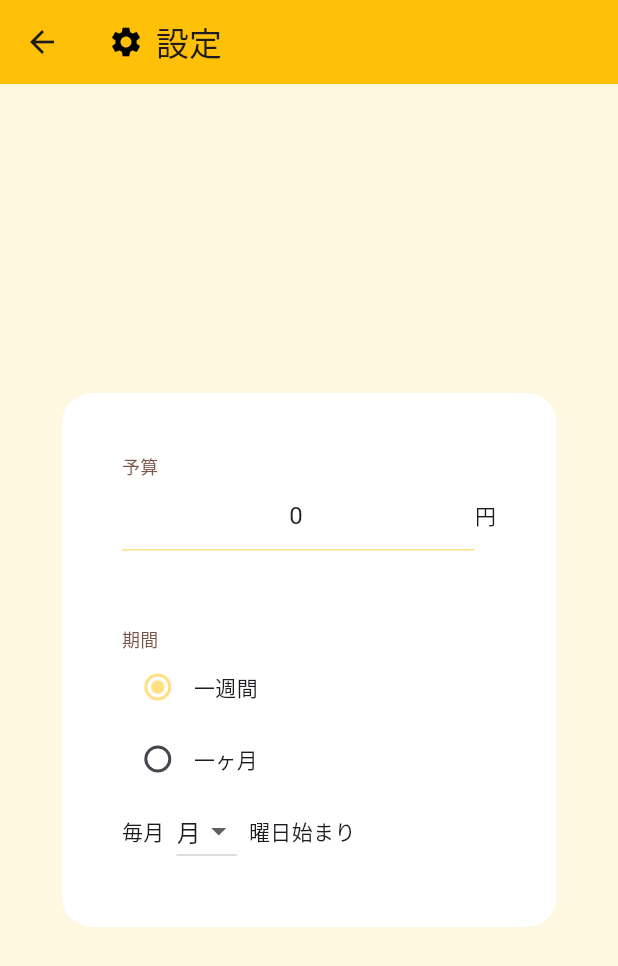
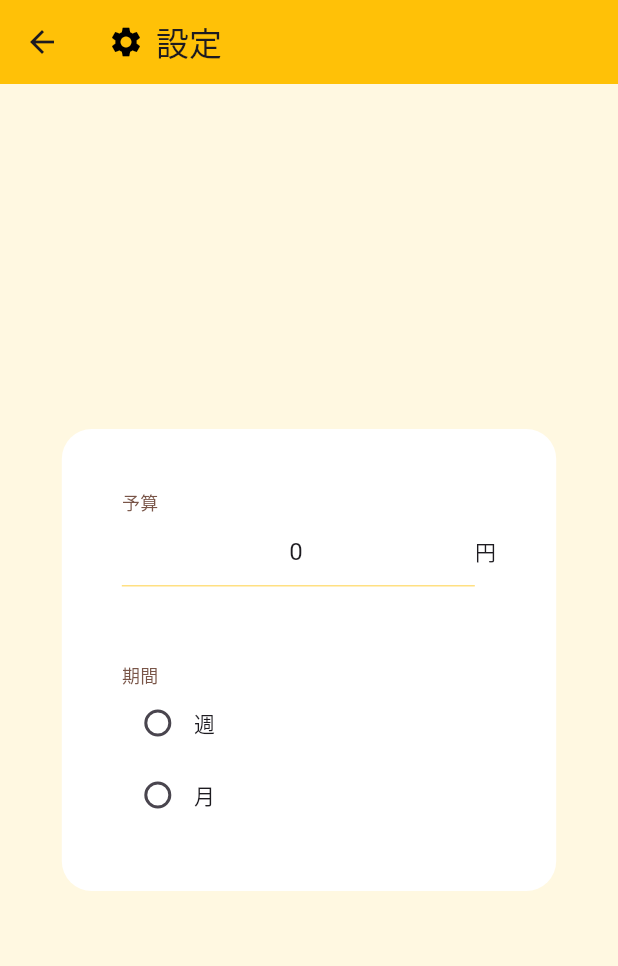
Before and after one commit to wa451/balance_alert, a Flutter app: the screen it shows after launch, after a tap on "設定", on a phone screen of 412 x 824 dp. Shown: the top 966 px of the screen. Run offline on Flutter 3.47's test engine with Material 3 defaults, Android fonts, the phone set to English and light mode, and no system bars; our stand-ins replace shared_preferences; missing offline and left inert: flutter_sharing_intent, google_mlkit_text_recognition.

Commit message:
円グラフの色変更など

```diff
--- a/lib/main.dart
+++ b/lib/main.dart
@@ -272,6 +272,17 @@ class _MyHomePageState extends State<MyHomePage> {
     int i_spent = int.tryParse(spent) ?? 0;
     return '${i_budget - i_spent}円';
   }
+  Color getColorForProgress(double progress) {
+    if (progress <= 0.5) {
+      return Colors.green;
+    } else if (progress <= 0.75) {
+      return Colors.yellow;
+    } else if (progress < 1.0) {
+      return Colors.orange;
+    } else {
+      return Colors.red;
+    }
+  }
 
   String getPeriodText() {
     //期間計算
@@ -367,9 +378,9 @@ class _MyHomePageState extends State<MyHomePage> {
                         height: 180.0,
                         child: CircularProgressIndicator(
                           value: getProgress(),
-                          backgroundColor: Color(0xffFFF8E1), // 背景色を画像に合わせて調整
+                          backgroundColor: Color(0xffFFF8E1),
                           valueColor:
-                              AlwaysStoppedAnimation<Color>(Color(0xffFFD900)),
+                              AlwaysStoppedAnimation<Color>(getColorForProgress(progress)),
                           strokeWidth: 40,
                         ),
                       ),
--- a/lib/setting.dart
+++ b/lib/setting.dart
@@ -136,7 +136,7 @@ class _SettingsScreenState extends State<SettingsScreen> {
                           mainAxisAlignment: MainAxisAlignment.start,
                           children: [
                             Radio<String>(
-                              value: '一週間',
+                              value: '週',
                               groupValue: _selectedPeriod,
                               onChanged: (value) {
                                 setState(() {
@@ -145,14 +145,14 @@ class _SettingsScreenState extends State<SettingsScreen> {
                               },
                               activeColor: Color(0xffFFE082),
                             ),
-                            Text('一週間'),
+                            Text('週'),
                           ],
                         ),
                         Row(
                           mainAxisAlignment: MainAxisAlignment.start,
                           children: [
                             Radio<String>(
-                              value: '一ヶ月',
+                              value: '月',
                               groupValue: _selectedPeriod,
                               onChanged: (value) {
                                 setState(() {
@@ -161,12 +161,12 @@ class _SettingsScreenState extends State<SettingsScreen> {
                               },
                               activeColor: Color(0xffFFE082),
                             ),
-                            Text('一ヶ月'),
+                            Text('月'),
                           ],
                         ),
                       ],
                     ),
-                    if (_selectedPeriod == '一週間')
+                    if (_selectedPeriod == '週')
                       Container(
                         child: Column(
                           children: [
@@ -206,7 +206,7 @@ class _SettingsScreenState extends State<SettingsScreen> {
                           ],
                         ),
                       ),
-                    if (_selectedPeriod == '一ヶ月')
+                    if (_selectedPeriod == '月')
                       Container(
                         child: Column(
                           children: [
```
